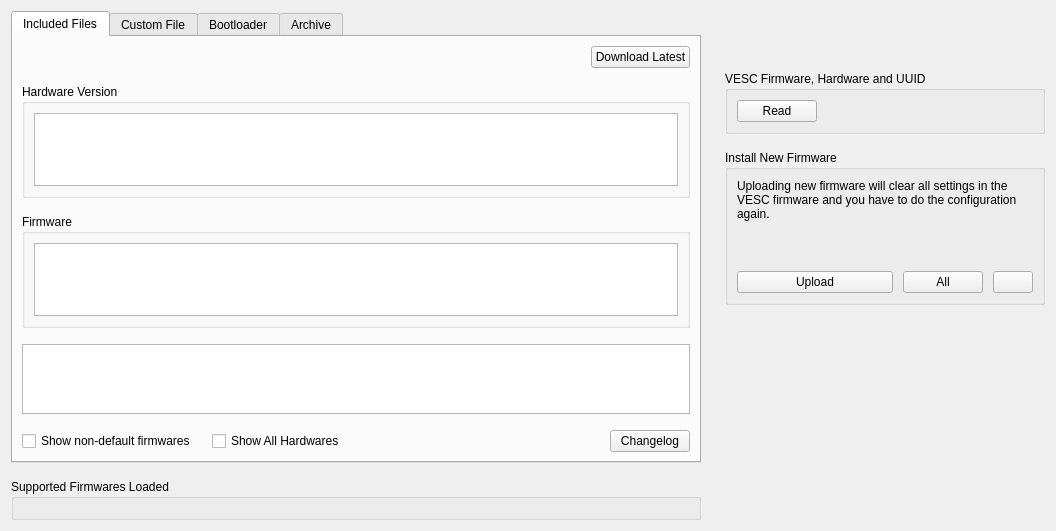
Old version of the form pages/pagefirmware.ui in the repository Jfriesen222/vesc_tool.
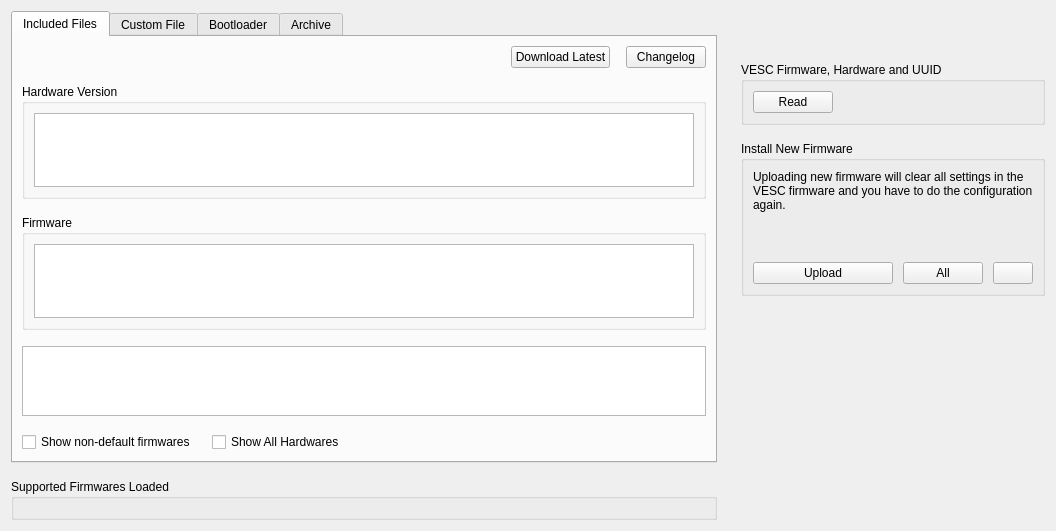
New version of the form. Icons and pictures are not drawn. Custom widgets are drawn as their Qt base class.

Diff of the .ui file:
```diff
--- a/pages/pagefirmware.ui
+++ b/pages/pagefirmware.ui
@@ -54,6 +54,26 @@
              </property>
             </widget>
            </item>
+           <item>
+            <widget class="QPushButton" name="changelogButton">
+             <property name="sizePolicy">
+              <sizepolicy hsizetype="Fixed" vsizetype="Fixed">
+               <horstretch>0</horstretch>
+               <verstretch>0</verstretch>
+              </sizepolicy>
+             </property>
+             <property name="toolTip">
+              <string>Show firmware changelog</string>
+             </property>
+             <property name="icon">
+              <iconset resource="../res.qrc">
+               <normaloff>:/res/icons/About-96.png</normaloff>:/res/icons/About-96.png</iconset>
+             </property>
+             <property name="text">
+              <string>Changelog</string>
+             </property>
+            </widget>
+           </item>
           </layout>
          </item>
          <item>
@@ -85,6 +105,12 @@
               <layout class="QVBoxLayout" name="verticalLayout_5">
                <item>
                 <widget class="QListWidget" name="hwList">
+                 <property name="minimumSize">
+                  <size>
+                   <width>0</width>
+                   <height>36</height>
+                  </size>
+                 </property>
                  <property name="rows" stdset="0">
                   <bool>true</bool>
                  </property>
@@ -157,20 +183,6 @@
              </property>
             </spacer>
            </item>
-           <item>
-            <widget class="QPushButton" name="changelogButton">
-             <property name="toolTip">
-              <string>Show firmware changelog</string>
-             </property>
-             <property name="icon">
-              <iconset resource="../res.qrc">
-               <normaloff>:/res/icons/About-96.png</normaloff>:/res/icons/About-96.png</iconset>
-             </property>
-             <property name="text">
-              <string>Changelog</string>
-             </property>
-            </widget>
-           </item>
           </layout>
          </item>
         </layout>
@@ -555,12 +567,25 @@
    </item>
    <item>
     <layout class="QVBoxLayout" name="verticalLayout_26">
-     <property name="topMargin">
-      <number>60</number>
-     </property>
      <property name="spacing">
       <number>16</number>
      </property>
+     <item>
+      <spacer name="topSpacer">
+       <property name="orientation">
+        <enum>Qt::Vertical</enum>
+       </property>
+       <property name="sizeType">
+        <enum>QSizePolicy::Preferred</enum>
+       </property>
+       <property name="sizeHint" stdset="0">
+        <size>
+         <width>0</width>
+         <height>51</height>
+        </size>
+       </property>
+      </spacer>
+     </item>
      <item>
       <widget class="QGroupBox" name="groupBox_2">
        <property name="title">
@@ -568,7 +593,7 @@
        </property>
        <property name="minimumSize">
         <size>
-         <width>320</width>
+         <width>280</width>
          <height>0</height>
         </size>
        </property>
@@ -634,12 +659,6 @@
        <property name="title">
         <string>Install New Firmware</string>
        </property>
-       <property name="minimumSize">
-        <size>
-         <width>320</width>
-         <height>0</height>
-        </size>
-       </property>
        <property name="maximumSize">
         <size>
          <width>320</width>
```
Left out of the diff: 10 changed lines with no effect on the pictures.
